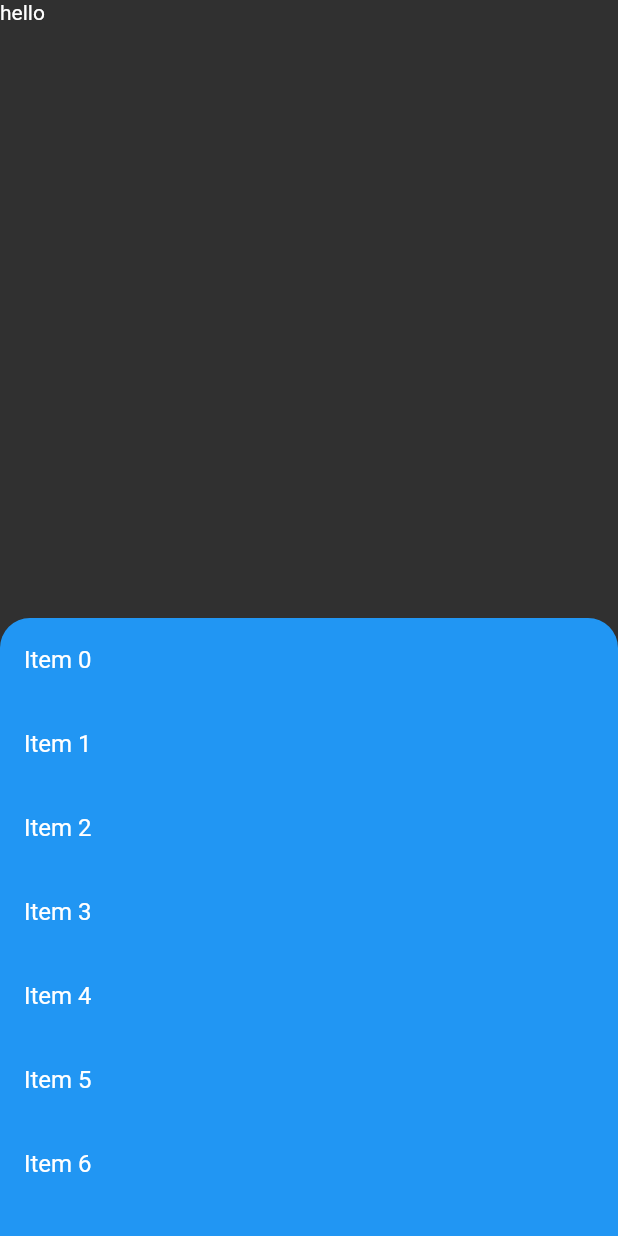
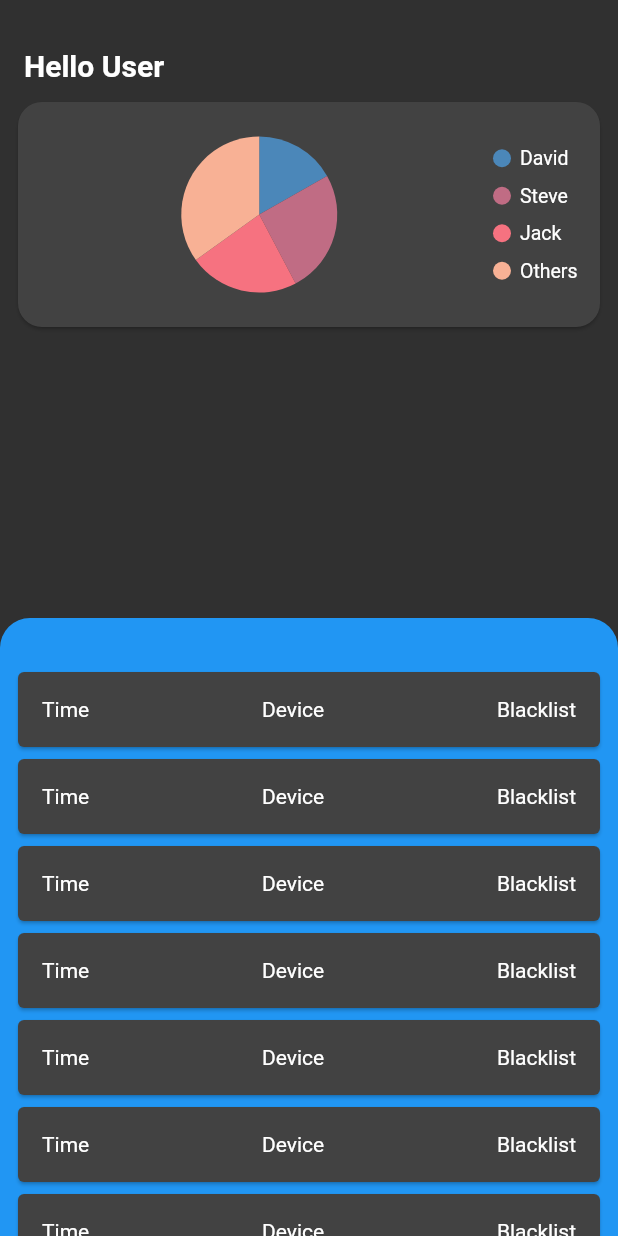
Before and after one commit to Shastram/nirikshan-rekon-app, a Flutter app: the screen it shows after launch, on a phone screen of 412 x 824 dp. Run offline on Flutter 3.47's test engine with Material 2 defaults, Android fonts, the phone set to English and light mode, and no system bars; our stand-ins replace syncfusion_flutter_charts.

Commit message:
add: home initial ui
Signed-off-by: Hemanth Krishna <hkpdev008@gmail.com>

```diff
--- a/lib/home.dart
+++ b/lib/home.dart
@@ -1,4 +1,5 @@
 import 'package:flutter/material.dart';
+import 'package:syncfusion_flutter_charts/charts.dart';
 
 class HomeWidget extends StatefulWidget {
   const HomeWidget({Key? key}) : super(key: key);
@@ -14,14 +15,16 @@ class _HomeWidgetState extends State<HomeWidget> {
       body: SafeArea(
         child: Stack(
           children: [
-            const Text("hello"),
+            _header(),
+            _card(),
             SizedBox.expand(
               child: DraggableScrollableSheet(
-                maxChildSize: 0.8,
+                maxChildSize: 0.97,
                 minChildSize: 0.5,
                 builder:
                     (BuildContext context, ScrollController scrollController) {
                   return Container(
+                    padding: const EdgeInsets.only(top: 32),
                     decoration: const BoxDecoration(
                       color: Colors.blue,
                       borderRadius: BorderRadius.only(
@@ -29,13 +32,7 @@ class _HomeWidgetState extends State<HomeWidget> {
                         topRight: Radius.circular(20),
                       ),
                     ),
-                    child: ListView.builder(
-                      controller: scrollController,
-                      itemCount: 25,
-                      itemBuilder: (BuildContext context, int index) {
-                        return ListTile(title: Text('Item $index'));
-                      },
-                    ),
+                    child: _buildList(scrollController),
                   );
                 },
               ),
@@ -45,4 +42,86 @@ class _HomeWidgetState extends State<HomeWidget> {
       ),
     );
   }
+
+  Widget _buildList(ScrollController scrollController) {
+    return ListView.builder(
+      itemCount: 25,
+      controller: scrollController,
+      itemBuilder: (BuildContext context, int index) {
+        return Padding(
+          padding: const EdgeInsets.symmetric(horizontal: 8),
+          child: Card(
+            child: Container(
+              padding: const EdgeInsets.symmetric(horizontal: 16, vertical: 8),
+              height: 50,
+              child: Row(
+                mainAxisAlignment: MainAxisAlignment.spaceBetween,
+                children: const [
+                  Text("Time"),
+                  Text("Device"),
+                  Text("Blacklist"),
+                ],
+              ),
+            ),
+          ),
+        );
+      },
+    );
+  }
+
+  Widget _header() {
+    return Container(
+      padding: const EdgeInsets.only(top: 32),
+      child: Row(
+        children: [
+          Container(
+            padding: const EdgeInsets.symmetric(horizontal: 16),
+            child: const Text(
+              "Hello User",
+              style: TextStyle(fontSize: 20, fontWeight: FontWeight.bold),
+            ),
+          ),
+        ],
+      ),
+    );
+  }
+
+  Widget _card() {
+    final List<ChartData> chartData = [
+      ChartData('David', 25),
+      ChartData('Steve', 38),
+      ChartData('Jack', 34),
+      ChartData('Others', 52)
+    ];
+
+    return Padding(
+      padding: const EdgeInsets.symmetric(horizontal: 8.0, vertical: 64),
+      child: Card(
+        shape: RoundedRectangleBorder(
+          borderRadius: BorderRadius.circular(16),
+        ),
+        child: SizedBox(
+          height: 150,
+          child: Center(
+            child: SfCircularChart(
+              legend: Legend(isVisible: true),
+              series: <CircularSeries>[
+                // Render pie chart
+                PieSeries<ChartData, String>(
+                    dataSource: chartData,
+                    xValueMapper: (ChartData data, _) => data.x,
+                    yValueMapper: (ChartData data, _) => data.y)
+              ],
+            ),
+          ),
+        ),
+      ),
+    );
+  }
 }
+
+class ChartData {
+  ChartData(this.x, this.y);
+  final String x;
+  final double y;
+}
--- a/pubspec.yaml
+++ b/pubspec.yaml
@@ -34,6 +34,7 @@ dependencies:
   # The following adds the Cupertino Icons font to your application.
   # Use with the CupertinoIcons class for iOS style icons.
   cupertino_icons: ^1.0.2
+  syncfusion_flutter_charts: ^19.3.54
 
 dev_dependencies:
   flutter_test:
```
Also changed, not shown: pubspec.lock.
